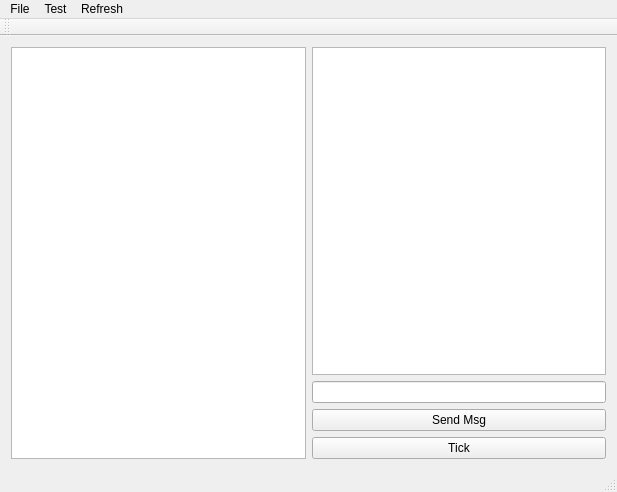
This is WTCLocalServer/wtcmainwindow.ui in fenixnix/Causation-Chain as Qt 5 draws it before an edit. The edited form follows.
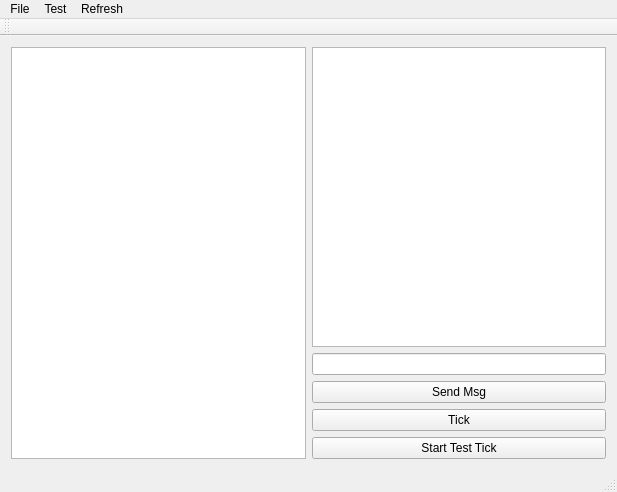
This is the edited form.

```diff
--- a/WTCLocalServer/wtcmainwindow.ui
+++ b/WTCLocalServer/wtcmainwindow.ui
@@ -40,6 +40,13 @@
         </property>
        </widget>
       </item>
+      <item>
+       <widget class="QPushButton" name="tstTickBtn">
+        <property name="text">
+         <string>Start Test Tick</string>
+        </property>
+       </widget>
+      </item>
      </layout>
     </item>
    </layout>
```
